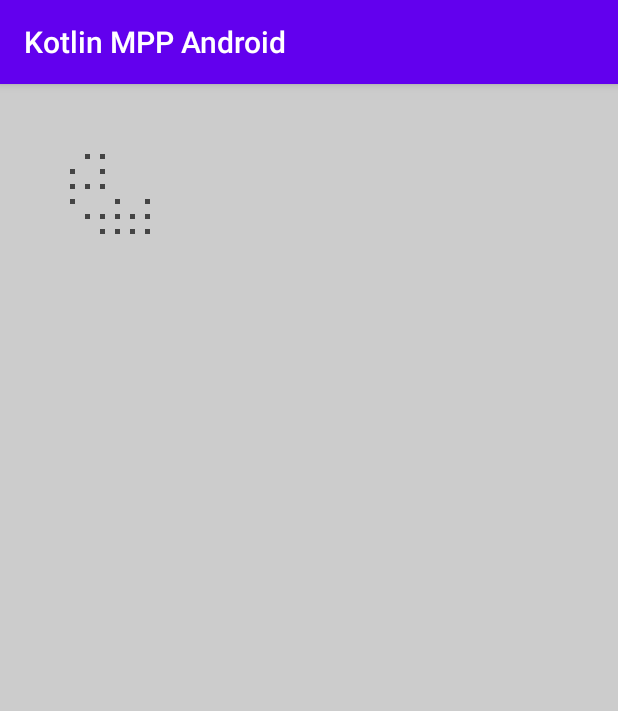
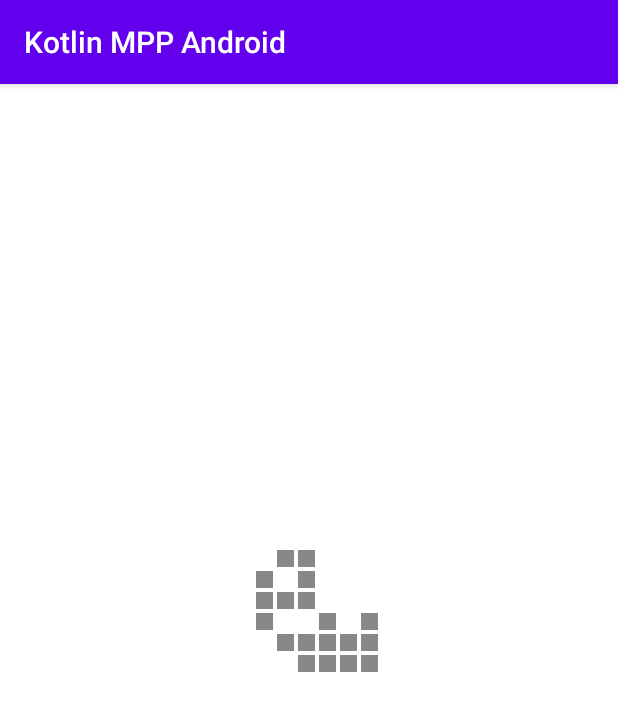
Before and after one commit to eggeral/kotlin-mpp-example, an Android app: the screen it shows after launch (MainActivity), on a phone screen of 412 x 824 dp. Shown: the top 711 px of the screen. Run offline under Robolectric (Android 15) with nearby library versions, the phone set to English and light mode, and no system bars.

Commit message:
Changed the size of the Android board

```diff
--- a/kotlin-mpp-android/app/src/main/java/egger/software/kotlinmpp/android/BoardView.kt
+++ b/kotlin-mpp-android/app/src/main/java/egger/software/kotlinmpp/android/BoardView.kt
@@ -13,14 +13,14 @@ import egger.software.kotlinmpp.libgol.Cell
 class BoardView : View {
 
     private val paint = Paint().apply {
-        color = Color.DKGRAY
+        color = Color.GRAY
         style = Paint.Style.FILL
         strokeWidth = 0.0f
     }
 
     var board: Board? = null
     var cellSize: Float = 25f // Overwritten in MainActivity
-    var cellPadding: Float = 10f
+    var cellPadding: Float = 4f
 
     constructor(context: Context?) : super(context)
     constructor(context: Context?, attrs: AttributeSet?) : super(context, attrs)
--- a/kotlin-mpp-android/app/src/main/java/egger/software/kotlinmpp/android/MainActivity.kt
+++ b/kotlin-mpp-android/app/src/main/java/egger/software/kotlinmpp/android/MainActivity.kt
@@ -15,8 +15,9 @@ class MainActivity : AppCompatActivity() {
 
         setContentView(R.layout.activity_main)
 
-        val size = 15
-        val board = Board(size, size)
+        val columns = 30
+        val rows = 50
+        val board = Board(columns, rows)
         board.setCells(
             """
                 ***_*
@@ -24,10 +25,10 @@ class MainActivity : AppCompatActivity() {
                 ___**
                 _**_*
                 *_*_*
-                """.trimIndent().cells().translatedTo(size / 2 - 2, size / 2 - 2))
+                """.trimIndent().cells().translatedTo(columns / 2 - 2, rows / 2 - 2))
 
 
-        boardView.cellSize = 10.0f * resources.displayMetrics.density
+        boardView.cellSize = 14.0f * resources.displayMetrics.density
         boardView.board = board
 
         fixedRateTimer("GameLoop", false, period = 500L) {
--- a/kotlin-mpp-android/app/src/main/res/layout/activity_main.xml
+++ b/kotlin-mpp-android/app/src/main/res/layout/activity_main.xml
@@ -11,7 +11,7 @@
             android:id="@+id/boardView"
             android:layout_width="wrap_content"
             android:layout_height="wrap_content"
-            android:background="#ccc"
+            android:background="#fff"
             app:layout_constraintStart_toStartOf="parent"
             app:layout_constraintTop_toTopOf="parent"/>
 
```
